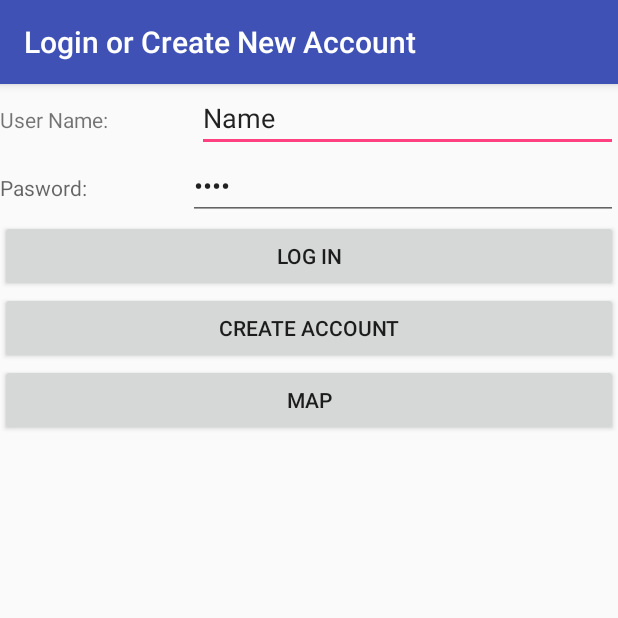
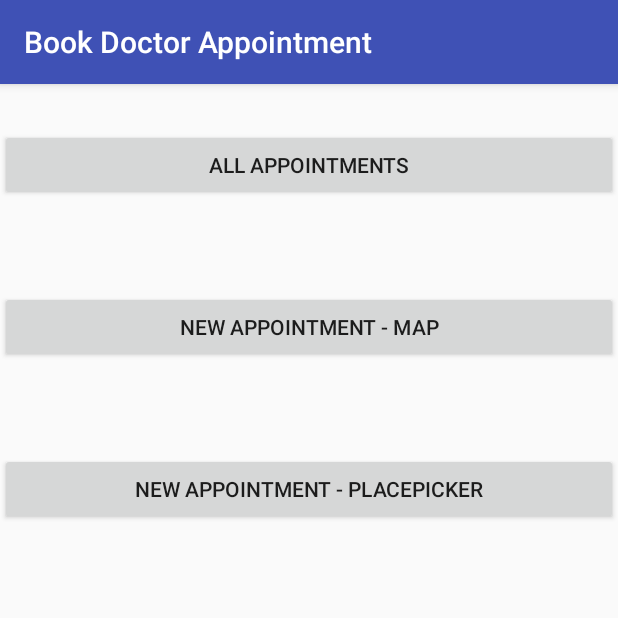
Before and after one commit to 300621334/DrAppAndroid, an Android app: the screen it shows after launch (Login before the commit, Dashboard after it), after a tap on "LOG IN", on a phone screen of 412 x 824 dp, the top half of it. Run offline under Robolectric (Android 15) with nearby library versions, the phone set to English and light mode, and no system bars.

Commit message:
Dashboard w 3 btns created = Map & PlacePicker launch fine

```diff
--- a/app/build.gradle
+++ b/app/build.gradle
@@ -32,7 +32,8 @@ dependencies {
     implementation fileTree(dir: 'libs', include: ['*.jar'])
     implementation 'com.android.support:appcompat-v7:26.1.0'
     implementation 'com.android.support.constraint:constraint-layout:1.1.0'
-    implementation 'com.google.android.gms:play-services-maps:11.4.0'//15.0.1' is bad version & causes PlacePicker to close soon aft launch
+    implementation 'com.google.android.gms:play-services-maps:11.4.0'
+//15.0.1' is bad version & causes PlacePicker to close soon aft launch
     testImplementation 'junit:junit:4.12'
     androidTestImplementation 'com.android.support.test:runner:1.0.2'
     androidTestImplementation 'com.android.support.test.espresso:espresso-core:3.0.2'
@@ -41,8 +42,6 @@ dependencies {
     implementation 'com.google.android.gms:play-services-location:11.4.0'//9.2.0'
     implementation 'com.google.android.gms:play-services-places:11.4.0'//9.2.0'
 
-
-
     //https://stackoverflow.com/questions/40268805/how-to-update-google-play-service-on-emulator-android-studio/40375645#40375645
     //compile 'com.google.android.gms:play-services-maps:9.6.0'
     //Do as 1st answer here:https://stackoverflow.com/questions/35476182/updating-google-play-services-in-emulator
--- a/app/src/main/java/comp231/drbooking/BookingDetails.java
+++ b/app/src/main/java/comp231/drbooking/BookingDetails.java
@@ -16,6 +16,6 @@ public class BookingDetails extends AppCompatActivity {
         TextView txtV = findViewById(R.id.txtBookingActivity);
 
         //get Extras passed from InfoWindow of marker
-        txtV.setText("Name: " + getIntent().getStringExtra("infoWinTitle") + "\n\n\nAddress: " + getIntent().getStringExtra("infoWinAddress"));
+        txtV.setText("Address : " + getIntent().getStringExtra("infoWinTitle") /*+ "\n\n\nAddress: " + getIntent().getStringExtra("infoWinAddress")*/);
     }
 }
--- a/app/src/main/java/comp231/drbooking/Login.java
+++ b/app/src/main/java/comp231/drbooking/Login.java
@@ -21,6 +21,7 @@ import com.google.android.gms.common.GooglePlayServicesRepairableException;
 import com.google.android.gms.location.places.Place;
 import com.google.android.gms.location.places.PlaceFilter;
 import com.google.android.gms.location.places.ui.PlacePicker;
+import com.google.android.gms.maps.model.Dash;
 import com.google.android.gms.maps.model.LatLng;
 import com.google.android.gms.maps.model.LatLngBounds;
 
@@ -40,9 +41,10 @@ public class Login extends AppCompatActivity {
     SharedPreferences prefs;
     Intent intent;
     Map<String, ?> allPrefs;
-    int PLACE_PICKER_REQUEST = 1, numOfPrefs, uName_uPass_pairs;// counter = 1;
+    int numOfPrefs, uName_uPass_pairs;// counter = 1;
+    //int PLACE_PICKER_REQUEST = 1;
     String uName, uPass, uNameEntered, uPassEntered;
-    double longitude,latitude;
+    //double longitude,latitude;
     //endregion
 
     @Override
@@ -62,7 +64,7 @@ public class Login extends AppCompatActivity {
 
     private void getCurrentLoc() //grant permissions for "Location" from phone/emulator
     {
-        //https://stackoverflow.com/questions/2227292/how-to-get-latitude-and-longitude-of-the-mobile-device-in-android
+/*        //https://stackoverflow.com/questions/2227292/how-to-get-latitude-and-longitude-of-the-mobile-device-in-android
         //More detailed Criteris : https://stackoverflow.com/questions/2699215/get-the-current-location-gps-wifi
         LocationManager lm = (LocationManager) getSystemService(Context.LOCATION_SERVICE);
         ////if no permission then assign some default location like downtown or Centennial college
@@ -80,13 +82,19 @@ public class Login extends AppCompatActivity {
         Location location = lm.getLastKnownLocation(LocationManager.GPS_PROVIDER);
         longitude = location.getLongitude();
         latitude = location.getLatitude();
-        Toast.makeText(this, longitude +"---"+ latitude, Toast.LENGTH_LONG).show();
+        Toast.makeText(this, longitude +"---"+ latitude, Toast.LENGTH_LONG).show();*/
     }
 
     //Login btn clk
     public void clk_Login(View view)
     {
-        getCurrentLoc();
+        //go to Dashboard - on successful login
+        Intent i = new Intent(this, Dashboard.class);
+        startActivity(i);
+
+
+
+        /*getCurrentLoc();
 
         //top-left & bottom-right corners of what PlacePicker will display
         //use this site to get coords : https://www.latlong.net
@@ -121,19 +129,14 @@ public class Login extends AppCompatActivity {
         } catch (GooglePlayServicesNotAvailableException e)
         {
             e.printStackTrace();
-        }
-
-
-
-
-
+        }*/
     }
 
     //get PlacePicker returned data
     @Override
     protected void onActivityResult(int requestCode, int resultCode, Intent data)//err if no 'protected'
     {
-        if(requestCode == PLACE_PICKER_REQUEST )//i made this constant so we can id returned result w our request
+ /*       if(requestCode == PLACE_PICKER_REQUEST )//i made this constant so we can id returned result w our request
         {
             if(resultCode==RESULT_OK)//'RESULT_OK' is default constant of activity class
             {
@@ -147,17 +150,10 @@ public class Login extends AppCompatActivity {
             }
 
 
-        }
-    }
-
-    public void clk_btnTest(View v)
-    {
-
-        //go to MapActivity
-        Intent i = new Intent(this, MapsActivity.class);
-        startActivity(i);
-
+        }*/
     }
 
 
+
+
 }
--- /dev/null
+++ b/app/src/main/res/layout/activity_dashboard.xml
@@ -0,0 +1,36 @@
+<?xml version="1.0" encoding="utf-8"?>
+<LinearLayout xmlns:android="http://schemas.android.com/apk/res/android"
+    xmlns:app="http://schemas.android.com/apk/res-auto"
+    xmlns:tools="http://schemas.android.com/tools"
+    android:layout_width="match_parent"
+    android:layout_height="match_parent"
+    tools:context=".Dashboard"
+    android:orientation="vertical">
+
+    <Button
+        android:id="@+id/btnAppointments"
+        android:layout_width="match_parent"
+        android:layout_height="wrap_content"
+        android:layout_marginBottom="30dp"
+        android:layout_marginTop="30dp"
+        android:text="All Appointments"
+        android:onClick="clk_allAppointments"/>
+
+    <Button
+        android:id="@+id/btnMap"
+        android:layout_width="match_parent"
+        android:layout_height="wrap_content"
+        android:layout_marginBottom="30dp"
+        android:layout_marginTop="30dp"
+        android:text="New Appointment - Map"
+        android:onClick="clk_newAppMap"/>
+
+    <Button
+        android:id="@+id/btnPlacePicker"
+        android:layout_width="match_parent"
+        android:layout_height="wrap_content"
+        android:layout_marginBottom="30dp"
+        android:layout_marginTop="30dp"
+        android:text="New Appointment - PlacePicker"
+        android:onClick="clk_newAppPlacePicker"/>
+</LinearLayout>
--- a/app/src/main/res/layout/activity_login.xml
+++ b/app/src/main/res/layout/activity_login.xml
@@ -87,12 +87,12 @@
         android:layout_height="wrap_content"
         android:text="Create Account" />
 
-    <Button
+<!--    <Button
         android:id="@+id/btnTest"
         android:layout_width="match_parent"
         android:layout_height="wrap_content"
         android:text="Map"
-        android:onClick="clk_btnTest"/>
+        android:onClick="clk_btnTest"/>-->
 
     <!--   <Button
            android:id="@+id/btnAllPref"
```
Also changed, not shown: app/src/main/AndroidManifest.xml (+2 -6 lines), app/src/main/java/comp231/drbooking/Dashboard.java (added, +139 -0 lines), app/src/main/java/comp231/drbooking/MapsActivity.java (+15 -1 lines).
